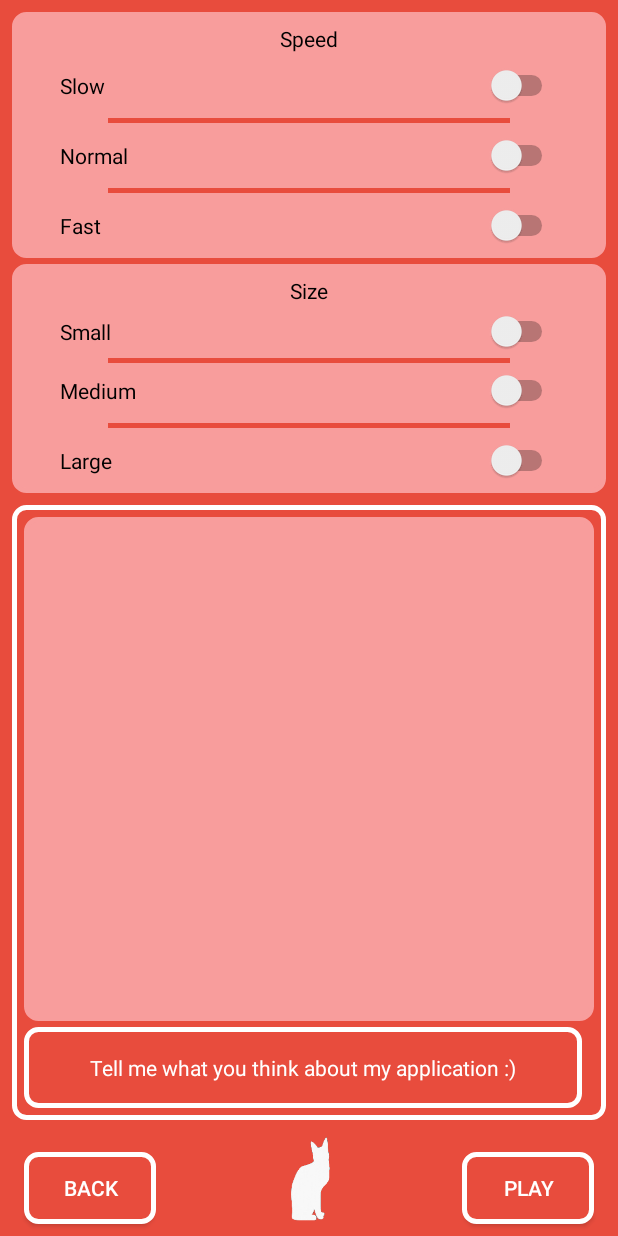
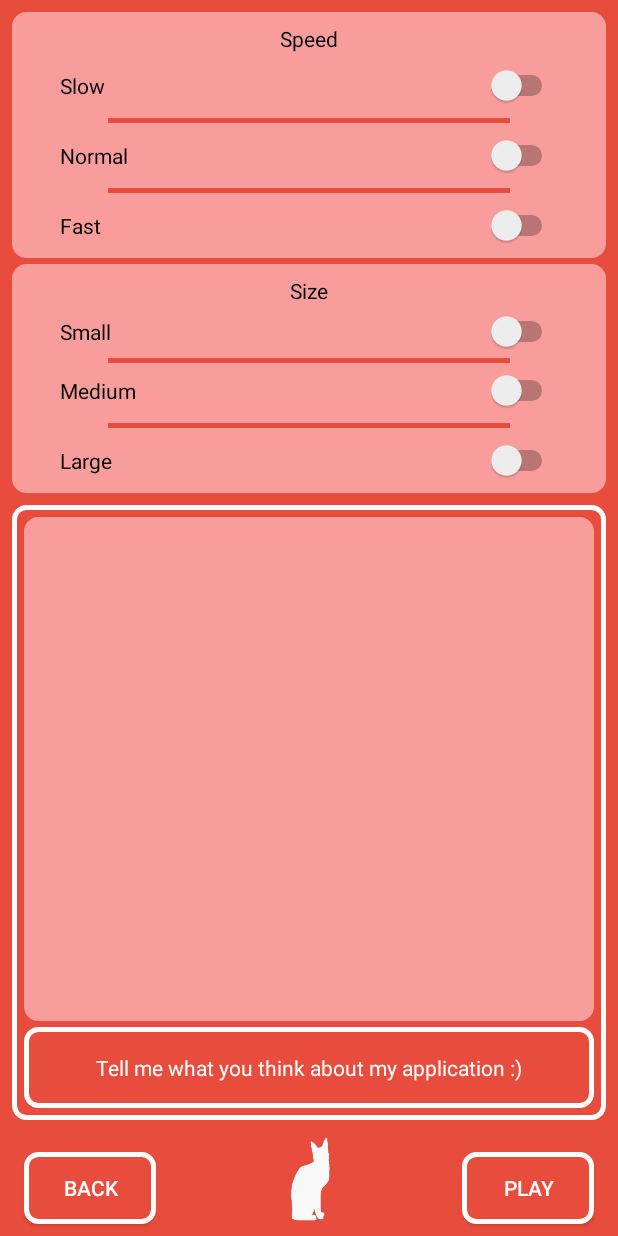
Before and after one commit to MichalUrbaniakQA/TapMouse, an Android app: the SettingsActivity screen opened directly, with no data from a screen before it, on a phone screen of 412 x 824 dp. Run offline under Robolectric (Android 15) with nearby library versions, the phone set to English and light mode, and no system bars; our stand-ins replace ButterKnife.

Commit message:
some clean code

```diff
--- a/app/src/main/AndroidManifest.xml
+++ b/app/src/main/AndroidManifest.xml
@@ -10,9 +10,9 @@
         android:supportsRtl="true"
         android:theme="@style/AppTheme">
 
-        <activity android:name=".game.MouseActivity"></activity>
-        <activity android:name=".settings.SettingsActivity"></activity>
-        <activity android:name=".MainActivity">
+        <activity android:name=".gameActivity.MouseActivity"></activity>
+        <activity android:name=".settingsActivity.SettingsActivity"></activity>
+        <activity android:name=".mainActivity.MainActivity">
             <intent-filter>
                 <action android:name="android.intent.action.MAIN" />
 
--- a/app/src/main/java/com/example/tapmouse/game/MouseActivity.java
+++ b/app/src/main/java/com/example/tapmouse/gameActivity/MouseActivity.java
@@ -1,4 +1,4 @@
-package com.example.tapmouse.game;
+package com.example.tapmouse.gameActivity;
 
 import android.media.MediaPlayer;
 import android.os.Bundle;
@@ -6,8 +6,6 @@ import android.support.v7.app.AppCompatActivity;
 import android.util.DisplayMetrics;
 import android.view.Display;
 import android.view.View;
-import android.view.animation.Animation;
-import android.view.animation.AnimationUtils;
 import android.widget.ImageView;
 import android.widget.RelativeLayout;
 
--- a/app/src/main/java/com/example/tapmouse/game/MousePosition.java
+++ b/app/src/main/java/com/example/tapmouse/gameActivity/MousePosition.java
@@ -1,4 +1,4 @@
-package com.example.tapmouse.game;
+package com.example.tapmouse.gameActivity;
 
 import android.widget.ImageView;
 
--- a/app/src/main/java/com/example/tapmouse/game/MouseRun.java
+++ b/app/src/main/java/com/example/tapmouse/gameActivity/MouseRun.java
@@ -1,4 +1,4 @@
-package com.example.tapmouse.game;
+package com.example.tapmouse.gameActivity;
 
 import android.widget.ImageView;
 import android.widget.RelativeLayout;
--- a/app/src/main/java/com/example/tapmouse/ActivityMainPresenter.java
+++ b/app/src/main/java/com/example/tapmouse/mainActivity/ActivityMainPresenter.java
@@ -1,4 +1,4 @@
-package com.example.tapmouse;
+package com.example.tapmouse.mainActivity;
 
 public interface ActivityMainPresenter { ;
 
--- a/app/src/main/java/com/example/tapmouse/ActivityMainPresenterImpl.java
+++ b/app/src/main/java/com/example/tapmouse/mainActivity/ActivityMainPresenterImpl.java
@@ -1,4 +1,4 @@
-package com.example.tapmouse;
+package com.example.tapmouse.mainActivity;
 
 public class ActivityMainPresenterImpl implements ActivityMainPresenter {
 
--- a/app/src/main/java/com/example/tapmouse/settings/ActivitySettingPresenter.java
+++ b/app/src/main/java/com/example/tapmouse/settingsActivity/ActivitySettingPresenter.java
@@ -1,4 +1,4 @@
-package com.example.tapmouse.settings;
+package com.example.tapmouse.settingsActivity;
 
 import android.view.View;
 
--- a/app/src/main/java/com/example/tapmouse/settings/ActivitySettingPresenterImpl.java
+++ b/app/src/main/java/com/example/tapmouse/settingsActivity/ActivitySettingPresenterImpl.java
@@ -1,4 +1,4 @@
-package com.example.tapmouse.settings;
+package com.example.tapmouse.settingsActivity;
 
 import android.view.View;
 
--- a/app/src/main/res/layout/activity_game.xml
+++ b/app/src/main/res/layout/activity_game.xml
@@ -5,7 +5,7 @@
     android:layout_width="match_parent"
     android:layout_height="match_parent"
     android:background="@color/colorAccent"
-    tools:context="game.MouseActivity">
+    tools:context="gameActivity.MouseActivity">
 
     <ImageView
         android:id="@+id/imageView"
--- a/app/src/main/res/layout/activity_main.xml
+++ b/app/src/main/res/layout/activity_main.xml
@@ -6,7 +6,7 @@
     android:layout_width="match_parent"
     android:layout_height="match_parent"
     android:background="@color/colorPrimary"
-    tools:context=".MainActivity">
+    tools:context=".mainActivity.MainActivity">
 
     <Button
         android:id="@+id/exitButton"
--- a/app/src/main/res/layout/activity_settings.xml
+++ b/app/src/main/res/layout/activity_settings.xml
@@ -6,7 +6,7 @@
     android:layout_width="match_parent"
     android:layout_height="match_parent"
     android:background="@color/colorPrimary"
-    tools:context=".MainActivity">
+    tools:context=".mainActivity.MainActivity">
 
     <android.support.constraint.ConstraintLayout
         android:id="@+id/feedbackLayout2"
@@ -32,7 +32,7 @@
             android:layout_marginBottom="8dp"
             android:background="@drawable/roundedbutton"
             app:layout_constraintBottom_toBottomOf="parent"
-            app:layout_constraintEnd_toEndOf="@+id/feedbackTextEditor"
+            app:layout_constraintEnd_toEndOf="parent"
             app:layout_constraintStart_toStartOf="parent"
             app:layout_constraintTop_toBottomOf="@+id/feedbackTextEditor">
 
@@ -44,7 +44,7 @@
                 android:layout_marginTop="8dp"
                 android:layout_marginEnd="8dp"
                 android:layout_marginBottom="8dp"
-                android:text="Tell me what you think about my application :)"
+                android:text="@string/tell_me_what_you_think_about_my_application"
                 android:textColor="#FFFFFF"
                 app:layout_constraintBottom_toBottomOf="parent"
                 app:layout_constraintEnd_toEndOf="parent"
--- a/app/src/main/res/values/strings.xml
+++ b/app/src/main/res/values/strings.xml
@@ -13,4 +13,5 @@
     <string name="playSettings">PLAY</string>
     <string name="speed">Speed</string>
     <string name="give_me_feedback">Give me feedback!</string>
+    <string name="tell_me_what_you_think_about_my_application">Tell me what you think about my application :)</string>
 </resources>
```
Also changed, not shown: app/src/main/java/com/example/tapmouse/mainActivity/MainActivity.java (renamed from app/src/main/java/com/example/tapmouse/MainActivity.java, +4 -3 lines), app/src/main/java/com/example/tapmouse/settingsActivity/SettingsActivity.java (renamed from app/src/main/java/com/example/tapmouse/settings/SettingsActivity.java, +3 -4 lines).
